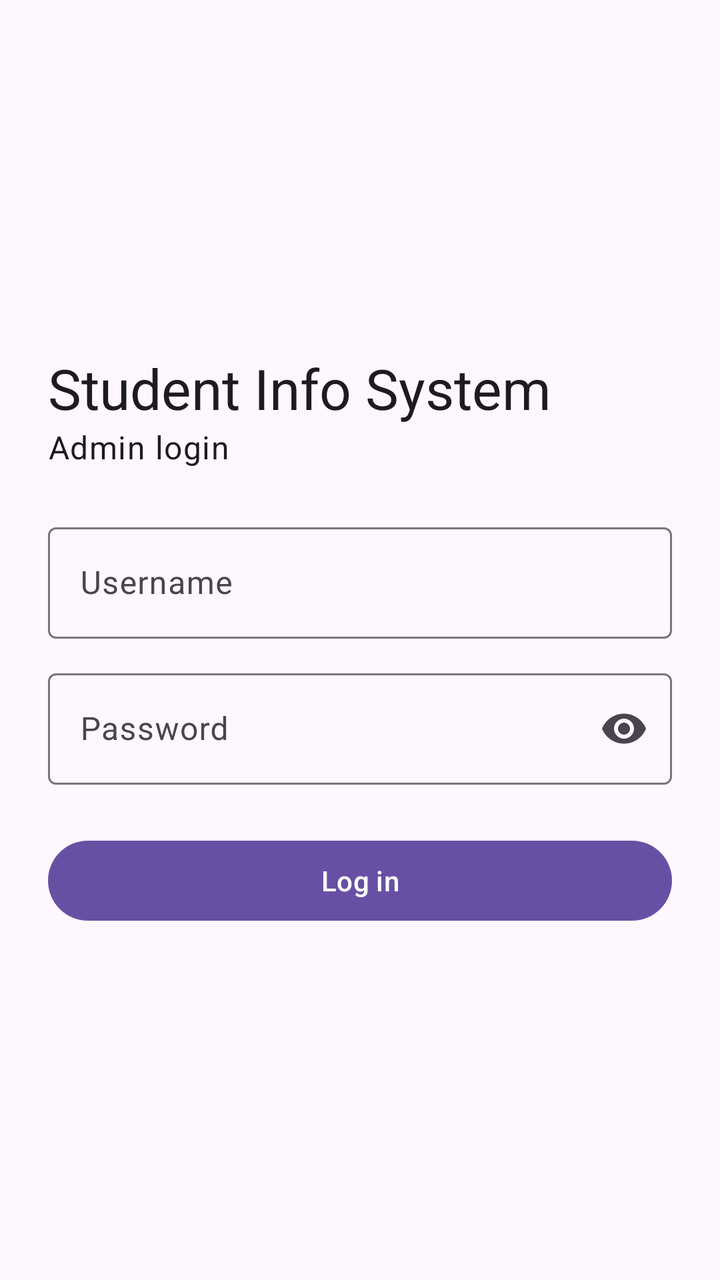
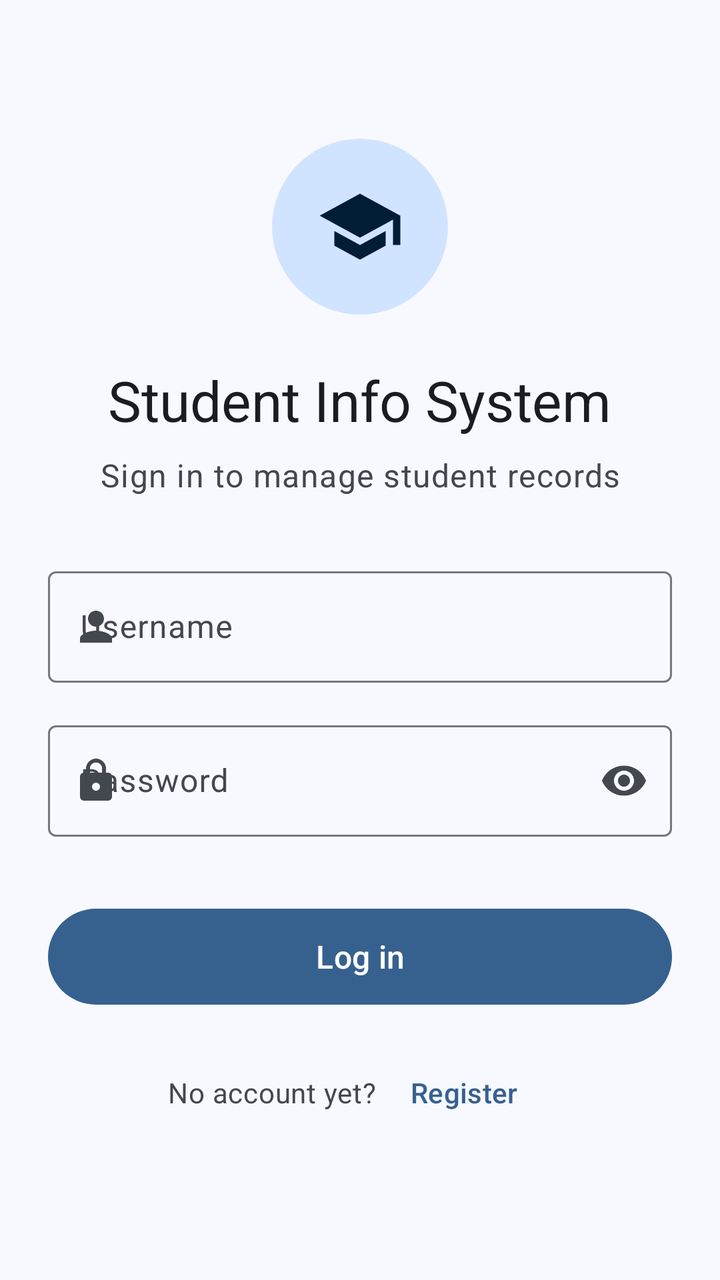

An Android layout rendered at two revisions. The XML below is the earlier revision; the diff shows what the commit changed to produce the second picture.
<!-- AndroidManifest.xml: application theme Theme.MyApplication -->
<!-- res/layout/activity_login.xml -->
<?xml version="1.0" encoding="utf-8"?>
<ScrollView xmlns:android="http://schemas.android.com/apk/res/android"
    xmlns:app="http://schemas.android.com/apk/res-auto"
    xmlns:tools="http://schemas.android.com/tools"
    android:id="@+id/main"
    android:layout_width="match_parent"
    android:layout_height="match_parent"
    android:fillViewport="true"
    tools:context=".LoginActivity">

    <LinearLayout
        android:layout_width="match_parent"
        android:layout_height="match_parent"
        android:gravity="center_vertical"
        android:orientation="vertical"
        android:padding="24dp">

        <TextView
            android:layout_width="wrap_content"
            android:layout_height="wrap_content"
            android:text="Student Info System"
            android:textAppearance="?attr/textAppearanceHeadlineMedium" />

        <TextView
            android:layout_width="wrap_content"
            android:layout_height="wrap_content"
            android:layout_marginBottom="24dp"
            android:text="Admin login"
            android:textAppearance="?attr/textAppearanceBodyLarge" />

        <com.google.android.material.textfield.TextInputLayout
            style="@style/Widget.Material3.TextInputLayout.OutlinedBox"
            android:layout_width="match_parent"
            android:layout_height="wrap_content"
            android:hint="Username">

            <com.google.android.material.textfield.TextInputEditText
                android:id="@+id/edit_username"
                android:layout_width="match_parent"
                android:layout_height="wrap_content"
                android:autofillHints="username"
                android:inputType="text" />
        </com.google.android.material.textfield.TextInputLayout>

        <com.google.android.material.textfield.TextInputLayout
            style="@style/Widget.Material3.TextInputLayout.OutlinedBox"
            android:layout_width="match_parent"
            android:layout_height="wrap_content"
            android:layout_marginTop="12dp"
            android:hint="Password"
            app:endIconMode="password_toggle">

            <com.google.android.material.textfield.TextInputEditText
                android:id="@+id/edit_password"
                android:layout_width="match_parent"
                android:layout_height="wrap_content"
                android:autofillHints="password"
                android:inputType="textPassword" />
        </com.google.android.material.textfield.TextInputLayout>

        <Button
            android:id="@+id/btn_login"
            android:layout_width="match_parent"
            android:layout_height="wrap_content"
            android:layout_marginTop="24dp"
            android:text="Log in" />
    </LinearLayout>
</ScrollView>
<!-- resources referenced by this layout -->
<resources>
  <style name="Base.Theme.MyApplication" parent="Theme.Material3.DayNight.NoActionBar">
          
          
      </style>
  <!-- unchanged entries left out for length: 1 -->
</resources>

<!-- the commit's change to res/layout/activity_login.xml (unified diff, before → after) -->
@@ -5,64 +5,118 @@
     android:id="@+id/main"
     android:layout_width="match_parent"
     android:layout_height="match_parent"
+    android:background="?attr/colorSurface"
     android:fillViewport="true"
     tools:context=".LoginActivity">
 
     <LinearLayout
         android:layout_width="match_parent"
         android:layout_height="match_parent"
-        android:gravity="center_vertical"
+        android:gravity="center"
         android:orientation="vertical"
-        android:padding="24dp">
+        android:paddingHorizontal="24dp"
+        android:paddingVertical="32dp">
+
+        <FrameLayout
+            android:id="@+id/logo"
+            android:layout_width="88dp"
+            android:layout_height="88dp"
+            android:background="@drawable/bg_circle">
+
+            <ImageView
+                android:layout_width="44dp"
+                android:layout_height="44dp"
+                android:layout_gravity="center"
+                android:importantForAccessibility="no"
+                android:src="@drawable/ic_school"
+                app:tint="?attr/colorOnPrimaryContainer" />
+        </FrameLayout>
 
         <TextView
+            android:id="@+id/text_title"
             android:layout_width="wrap_content"
             android:layout_height="wrap_content"
+            android:layout_marginTop="24dp"
             android:text="Student Info System"
-            android:textAppearance="?attr/textAppearanceHeadlineMedium" />
+            android:textAppearance="?attr/textAppearanceHeadlineMedium"
+            android:textColor="?attr/colorOnSurface" />
 
         <TextView
+            android:id="@+id/text_subtitle"
             android:layout_width="wrap_content"
             android:layout_height="wrap_content"
-            android:layout_marginBottom="24dp"
-            android:text="Admin login"
-            android:textAppearance="?attr/textAppearanceBodyLarge" />
+            android:layout_marginTop="8dp"
+            android:layout_marginBottom="32dp"
+            android:gravity="center"
+            android:text="Sign in to manage student records"
+            android:textAppearance="?attr/textAppearanceBodyLarge"
+            android:textColor="?attr/colorOnSurfaceVariant" />
 
         <com.google.android.material.textfield.TextInputLayout
+            android:id="@+id/field_username"
             style="@style/Widget.Material3.TextInputLayout.OutlinedBox"
             android:layout_width="match_parent"
             android:layout_height="wrap_content"
-            android:hint="Username">
+            android:hint="Username"
+            app:startIconDrawable="@drawable/ic_person">
 
             <com.google.android.material.textfield.TextInputEditText
                 android:id="@+id/edit_username"
                 android:layout_width="match_parent"
                 android:layout_height="wrap_content"
                 android:autofillHints="username"
+                android:imeOptions="actionNext"
                 android:inputType="text" />
         </com.google.android.material.textfield.TextInputLayout>
 
         <com.google.android.material.textfield.TextInputLayout
+            android:id="@+id/field_password"
             style="@style/Widget.Material3.TextInputLayout.OutlinedBox"
             android:layout_width="match_parent"
             android:layout_height="wrap_content"
-            android:layout_marginTop="12dp"
+            android:layout_marginTop="16dp"
             android:hint="Password"
-            app:endIconMode="password_toggle">
+            app:endIconMode="password_toggle"
+            app:startIconDrawable="@drawable/ic_lock">
 
             <com.google.android.material.textfield.TextInputEditText
                 android:id="@+id/edit_password"
                 android:layout_width="match_parent"
                 android:layout_height="wrap_content"
                 android:autofillHints="password"
+                android:imeOptions="actionDone"
                 android:inputType="textPassword" />
         </com.google.android.material.textfield.TextInputLayout>
 
         <Button
             android:id="@+id/btn_login"
             android:layout_width="match_parent"
+            android:layout_height="56dp"
+            android:layout_marginTop="32dp"
+            android:text="Log in"
+            android:textAppearance="?attr/textAppearanceTitleMedium" />
+
+        <LinearLayout
+            android:id="@+id/row_register"
+            android:layout_width="wrap_content"
             android:layout_height="wrap_content"
-            android:layout_marginTop="24dp"
-            android:text="Log in" />
+            android:layout_marginTop="16dp"
+            android:gravity="center_vertical"
+            android:orientation="horizontal">
+
+            <TextView
+                android:layout_width="wrap_content"
+                android:layout_height="wrap_content"
+                android:text="No account yet?"
+                android:textAppearance="?attr/textAppearanceBodyMedium"
+                android:textColor="?attr/colorOnSurfaceVariant" />
+
+            <Button
+                android:id="@+id/btn_register"
+                style="@style/Widget.Material3.Button.TextButton"
+                android:layout_width="wrap_content"
+                android:layout_height="48dp"
+                android:text="Register" />
+        </LinearLayout>
     </LinearLayout>
 </ScrollView>
<!-- resource entries referenced after the edit -->
@@ -1,9 +1,98 @@
 <!-- resources referenced by this layout -->
 <resources>
+  <!-- drawable bg_circle (drawable) -->
+  <?xml version="1.0" encoding="utf-8"?>
+  <shape xmlns:android="http://schemas.android.com/apk/res/android"
+      android:shape="oval">
+      <solid android:color="?attr/colorPrimaryContainer" />
+  </shape>
+  <!-- drawable ic_lock (drawable) -->
+  <?xml version="1.0" encoding="utf-8"?>
+  <vector xmlns:android="http://schemas.android.com/apk/res/android"
+      android:width="24dp"
+      android:height="24dp"
+      android:tint="?attr/colorControlNormal"
+      android:viewportWidth="24"
+      android:viewportHeight="24">
+      <path
+          android:fillColor="@android:color/white"
+          android:pathData="M18,8h-1V6c0,-2.76 -2.24,-5 -5,-5S7,3.24 7,6v2H6c-1.1,0 -2,0.9 -2,2v10c0,1.1 0.9,2 2,2h12c1.1,0 2,-0.9 2,-2V10c0,-1.1 -0.9,-2 -2,-2zM12,17c-1.1,0 -2,-0.9 -2,-2s0.9,-2 2,-2 2,0.9 2,2 -0.9,2 -2,2zM15.1,8H8.9V6c0,-1.71 1.39,-3.1 3.1,-3.1 1.71,0 3.1,1.39 3.1,3.1v2z" />
+  </vector>
+  <!-- drawable ic_person (drawable) -->
+  <?xml version="1.0" encoding="utf-8"?>
+  <vector xmlns:android="http://schemas.android.com/apk/res/android"
+      android:width="24dp"
+      android:height="24dp"
+      android:tint="?attr/colorControlNormal"
+      android:viewportWidth="24"
+      android:viewportHeight="24">
+      <path
+          android:fillColor="@android:color/white"
+          android:pathData="M12,12c2.21,0 4,-1.79 4,-4s-1.79,-4 -4,-4 -4,1.79 -4,4 1.79,4 4,4zM12,14c-2.67,0 -8,1.34 -8,4v2h16v-2c0,-2.66 -5.33,-4 -8,-4z" />
+  </vector>
+  <!-- drawable ic_school (drawable) -->
+  <?xml version="1.0" encoding="utf-8"?>
+  <vector xmlns:android="http://schemas.android.com/apk/res/android"
+      android:width="24dp"
+      android:height="24dp"
+      android:tint="?attr/colorControlNormal"
+      android:viewportWidth="24"
+      android:viewportHeight="24">
+      <path
+          android:fillColor="@android:color/white"
+          android:pathData="M5,13.18v4L12,21l7,-3.82v-4L12,17l-7,-3.82zM12,3L1,9l11,6 9,-4.91V17h2V9L12,3z" />
+  </vector>
   <style name="Base.Theme.MyApplication" parent="Theme.Material3.DayNight.NoActionBar">
+          <item name="colorPrimary">@color/md_primary</item>
+          <item name="colorOnPrimary">@color/md_on_primary</item>
+          <item name="colorPrimaryContainer">@color/md_primary_container</item>
+          <item name="colorOnPrimaryContainer">@color/md_on_primary_container</item>
+          <item name="colorSecondary">@color/md_secondary</item>
+          <item name="colorOnSecondary">@color/md_on_secondary</item>
+          <item name="colorSecondaryContainer">@color/md_secondary_container</item>
+          <item name="colorOnSecondaryContainer">@color/md_on_secondary_container</item>
+          <item name="colorTertiary">@color/md_tertiary</item>
+          <item name="colorOnTertiary">@color/md_on_tertiary</item>
+          <item name="colorTertiaryContainer">@color/md_tertiary_container</item>
+          <item name="colorOnTertiaryContainer">@color/md_on_tertiary_container</item>
+          <item name="colorSurface">@color/md_surface</item>
+          <item name="colorOnSurface">@color/md_on_surface</item>
+          <item name="colorOnSurfaceVariant">@color/md_on_surface_variant</item>
+          <item name="colorSurfaceContainerLowest">@color/md_surface_container_lowest</item>
+          <item name="colorSurfaceContainerLow">@color/md_surface_container_low</item>
+          <item name="colorSurfaceContainer">@color/md_surface_container</item>
+          <item name="colorSurfaceContainerHigh">@color/md_surface_container_high</item>
+          <item name="colorSurfaceContainerHighest">@color/md_surface_container_highest</item>
+          <item name="colorOutline">@color/md_outline</item>
+          <item name="colorOutlineVariant">@color/md_outline_variant</item>
+          <item name="android:colorBackground">@color/md_surface</item>
+          <item name="android:windowLightStatusBar">@bool/light_system_bars</item>
+          <item name="android:windowLightNavigationBar" tools:targetApi="27">@bool/light_system_bars</item>
           
-          
+          <item name="android:windowActivityTransitions">true</item>
       </style>
+  <color name="md_primary">#36618E</color>
+  <color name="md_on_primary">#FFFFFF</color>
+  <color name="md_primary_container">#D1E4FF</color>
+  <color name="md_on_primary_container">#001D36</color>
+  <color name="md_secondary">#535F70</color>
+  <color name="md_on_secondary">#FFFFFF</color>
+  <color name="md_secondary_container">#D7E3F7</color>
+  <color name="md_on_secondary_container">#101C2B</color>
+  <color name="md_tertiary">#6B5778</color>
+  <color name="md_on_tertiary">#FFFFFF</color>
+  <color name="md_tertiary_container">#F2DAFF</color>
+  <color name="md_on_tertiary_container">#251431</color>
+  <color name="md_surface">#F8F9FF</color>
+  <color name="md_on_surface">#191C20</color>
+  <color name="md_on_surface_variant">#43474E</color>
+  <color name="md_surface_container_lowest">#FFFFFF</color>
+  <color name="md_surface_container_low">#F2F3FA</color>
+  <color name="md_surface_container">#ECEEF4</color>
+  <color name="md_surface_container_high">#E6E8EE</color>
+  <color name="md_surface_container_highest">#E1E2E8</color>
+  <color name="md_outline">#73777F</color>
+  <color name="md_outline_variant">#C3C7CF</color>
   <!-- unchanged entries left out for length: 1 -->
 </resources>
 
